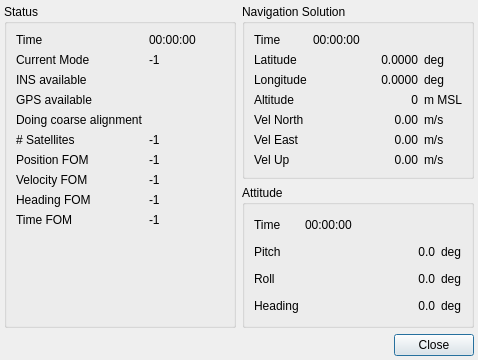
This is src/hcrgui/CmigitsDetails.ui in NCAR/HCR_instrument as Qt 5 draws it before an edit. The edited form follows.
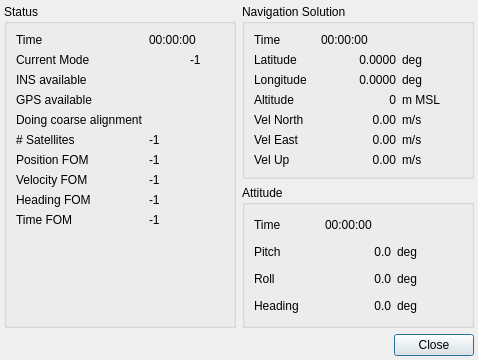
This is the edited form. Icons and pictures are not drawn.

The edit to the form file:
```diff
--- a/src/hcrgui/CmigitsDetails.ui
+++ b/src/hcrgui/CmigitsDetails.ui
@@ -89,22 +89,6 @@
         </property>
        </widget>
       </item>
-      <item row="1" column="1">
-       <widget class="QLabel" name="currentModeValue">
-        <property name="sizePolicy">
-         <sizepolicy hsizetype="Preferred" vsizetype="Preferred">
-          <horstretch>0</horstretch>
-          <verstretch>0</verstretch>
-         </sizepolicy>
-        </property>
-        <property name="text">
-         <string>-1</string>
-        </property>
-        <property name="alignment">
-         <set>Qt::AlignLeading|Qt::AlignLeft|Qt::AlignVCenter</set>
-        </property>
-       </widget>
-      </item>
       <item row="2" column="0">
        <widget class="QLabel" name="insLabel">
         <property name="text">
@@ -196,13 +180,6 @@
         </property>
        </widget>
       </item>
-      <item row="0" column="1">
-       <widget class="QLabel" name="statusTimeValue">
-        <property name="text">
-         <string>00:00:00</string>
-        </property>
-       </widget>
-      </item>
       <item row="10" column="0">
        <spacer name="verticalSpacer">
         <property name="orientation">
@@ -254,6 +231,45 @@
         </property>
        </widget>
       </item>
+      <item row="0" column="1">
+       <widget class="QLabel" name="statusTimeValue">
+        <property name="text">
+         <string>00:00:00</string>
+        </property>
+       </widget>
+      </item>
+      <item row="1" column="1">
+       <widget class="QFrame" name="currentModeFrame">
+        <property name="frameShape">
+         <enum>QFrame::NoFrame</enum>
+        </property>
+        <property name="frameShadow">
+         <enum>QFrame::Raised</enum>
+        </property>
+        <layout class="QHBoxLayout" name="horizontalLayout">
+         <property name="margin">
+          <number>0</number>
+         </property>
+         <item>
+          <widget class="QLabel" name="currentModeIcon">
+           <property name="text">
+            <string/>
+           </property>
+           <property name="pixmap">
+            <pixmap resource="HcrGuiMainWindow.qrc">:/greenLED_off.png</pixmap>
+           </property>
+          </widget>
+         </item>
+         <item>
+          <widget class="QLabel" name="currentModeValue">
+           <property name="text">
+            <string>-1</string>
+           </property>
+          </widget>
+         </item>
+        </layout>
+       </widget>
+      </item>
      </layout>
     </widget>
    </item>
@@ -298,7 +314,7 @@
          <item row="6" column="1">
           <widget class="QLabel" name="velUpValue">
            <property name="sizePolicy">
-            <sizepolicy hsizetype="MinimumExpanding" vsizetype="Preferred">
+            <sizepolicy hsizetype="Preferred" vsizetype="Preferred">
              <horstretch>0</horstretch>
              <verstretch>0</verstretch>
             </sizepolicy>
@@ -341,7 +357,7 @@
          <item row="4" column="1">
           <widget class="QLabel" name="velNorthValue">
            <property name="sizePolicy">
-            <sizepolicy hsizetype="MinimumExpanding" vsizetype="Preferred">
+            <sizepolicy hsizetype="Preferred" vsizetype="Preferred">
              <horstretch>0</horstretch>
              <verstretch>0</verstretch>
             </sizepolicy>
@@ -357,7 +373,7 @@
          <item row="5" column="1">
           <widget class="QLabel" name="velEastValue">
            <property name="sizePolicy">
-            <sizepolicy hsizetype="MinimumExpanding" vsizetype="Preferred">
+            <sizepolicy hsizetype="Preferred" vsizetype="Preferred">
              <horstretch>0</horstretch>
              <verstretch>0</verstretch>
             </sizepolicy>
@@ -387,7 +403,7 @@
          <item row="2" column="1">
           <widget class="QLabel" name="longitudeValue">
            <property name="sizePolicy">
-            <sizepolicy hsizetype="MinimumExpanding" vsizetype="Preferred">
+            <sizepolicy hsizetype="Preferred" vsizetype="Preferred">
              <horstretch>0</horstretch>
              <verstretch>0</verstretch>
             </sizepolicy>
@@ -403,7 +419,7 @@
          <item row="3" column="1">
           <widget class="QLabel" name="altitudeValue">
            <property name="sizePolicy">
-            <sizepolicy hsizetype="MinimumExpanding" vsizetype="Preferred">
+            <sizepolicy hsizetype="Preferred" vsizetype="Preferred">
              <horstretch>0</horstretch>
              <verstretch>0</verstretch>
             </sizepolicy>
@@ -440,7 +456,7 @@
          <item row="1" column="1">
           <widget class="QLabel" name="latitudeValue">
            <property name="sizePolicy">
-            <sizepolicy hsizetype="MinimumExpanding" vsizetype="Preferred">
+            <sizepolicy hsizetype="Preferred" vsizetype="Preferred">
              <horstretch>0</horstretch>
              <verstretch>0</verstretch>
             </sizepolicy>
@@ -534,7 +550,7 @@
          <item row="2" column="1">
           <widget class="QLabel" name="rollValue">
            <property name="sizePolicy">
-            <sizepolicy hsizetype="Expanding" vsizetype="Preferred">
+            <sizepolicy hsizetype="Preferred" vsizetype="Preferred">
              <horstretch>0</horstretch>
              <verstretch>0</verstretch>
             </sizepolicy>
@@ -583,7 +599,7 @@
          <item row="3" column="1">
           <widget class="QLabel" name="headingValue">
            <property name="sizePolicy">
-            <sizepolicy hsizetype="Expanding" vsizetype="Preferred">
+            <sizepolicy hsizetype="Preferred" vsizetype="Preferred">
              <horstretch>0</horstretch>
              <verstretch>0</verstretch>
             </sizepolicy>
@@ -612,7 +628,7 @@
          <item row="1" column="1">
           <widget class="QLabel" name="pitchValue">
            <property name="sizePolicy">
-            <sizepolicy hsizetype="Expanding" vsizetype="Preferred">
+            <sizepolicy hsizetype="Preferred" vsizetype="Preferred">
              <horstretch>0</horstretch>
              <verstretch>0</verstretch>
             </sizepolicy>
```
